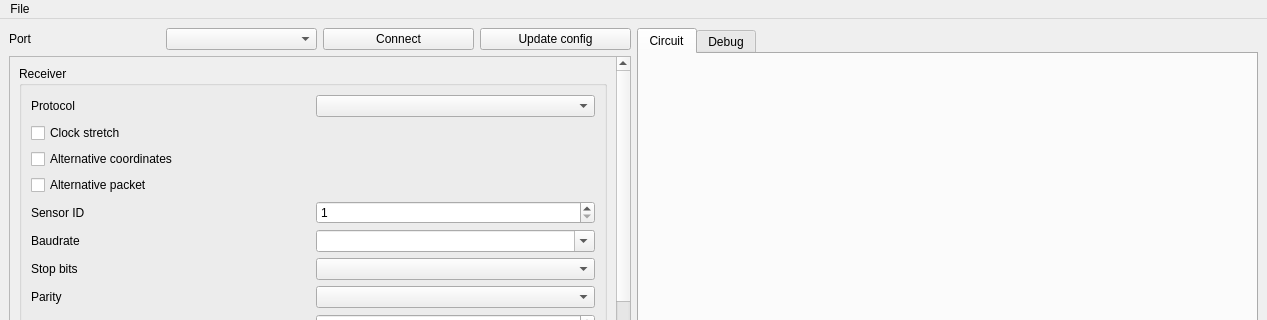
Old version of the form msrc_gui/mainwindow.ui in the repository dgatf/msrc; both pictures show x 0 to 1267 and y 0 to 320 of the 1267 by 765 pixel window.
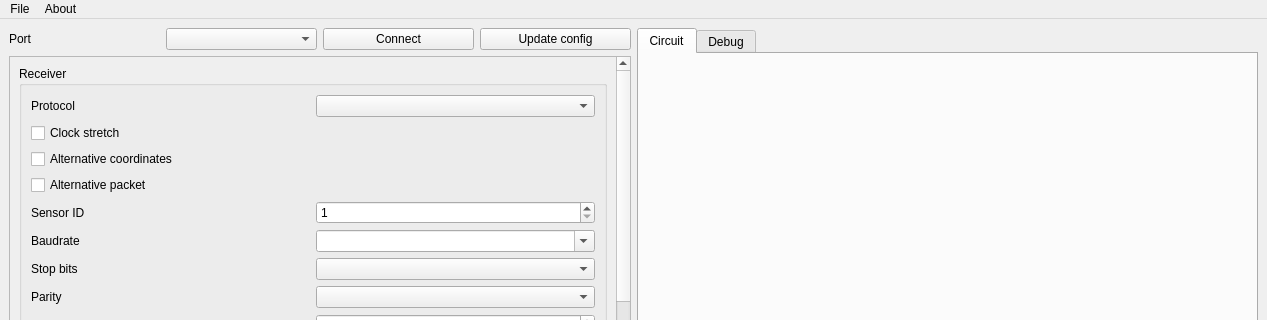
New version of the form. Icons and pictures are not drawn.

Commit message: Add about message and show software versions

```diff
--- a/msrc_gui/mainwindow.ui
+++ b/msrc_gui/mainwindow.ui
@@ -1482,7 +1482,14 @@
     <addaction name="separator"/>
     <addaction name="actionExit"/>
    </widget>
+   <widget class="QMenu" name="menuAbout">
+    <property name="title">
+     <string>About</string>
+    </property>
+    <addaction name="actionAbout"/>
+   </widget>
    <addaction name="menuMSRC"/>
+   <addaction name="menuAbout"/>
   </widget>
   <widget class="QStatusBar" name="statusbar"/>
   <action name="actionUpdateConfig">
```
Left out of the diff: 7 changed lines with no effect on the pictures. The commit also changes 4 other files.
